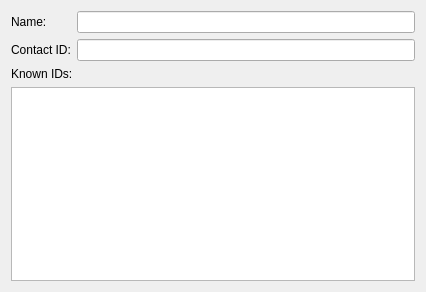
Above: src/Widgets/contactdetails.ui from Open-Transactions/Moneychanger before the change. Below: the same form after it.
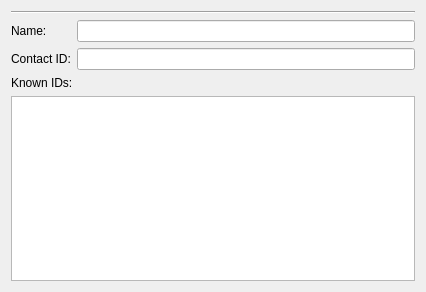
That is the form after the change. Custom widgets are drawn as their Qt base class.

The edit to the form file:
```diff
--- a/src/Widgets/contactdetails.ui
+++ b/src/Widgets/contactdetails.ui
@@ -20,6 +20,13 @@
    <string>Form</string>
   </property>
   <layout class="QVBoxLayout" name="verticalLayout_2">
+   <item>
+    <widget class="Line" name="line">
+     <property name="orientation">
+      <enum>Qt::Horizontal</enum>
+     </property>
+    </widget>
+   </item>
    <item>
     <layout class="QGridLayout" name="gridLayout">
      <item row="1" column="0">
```
